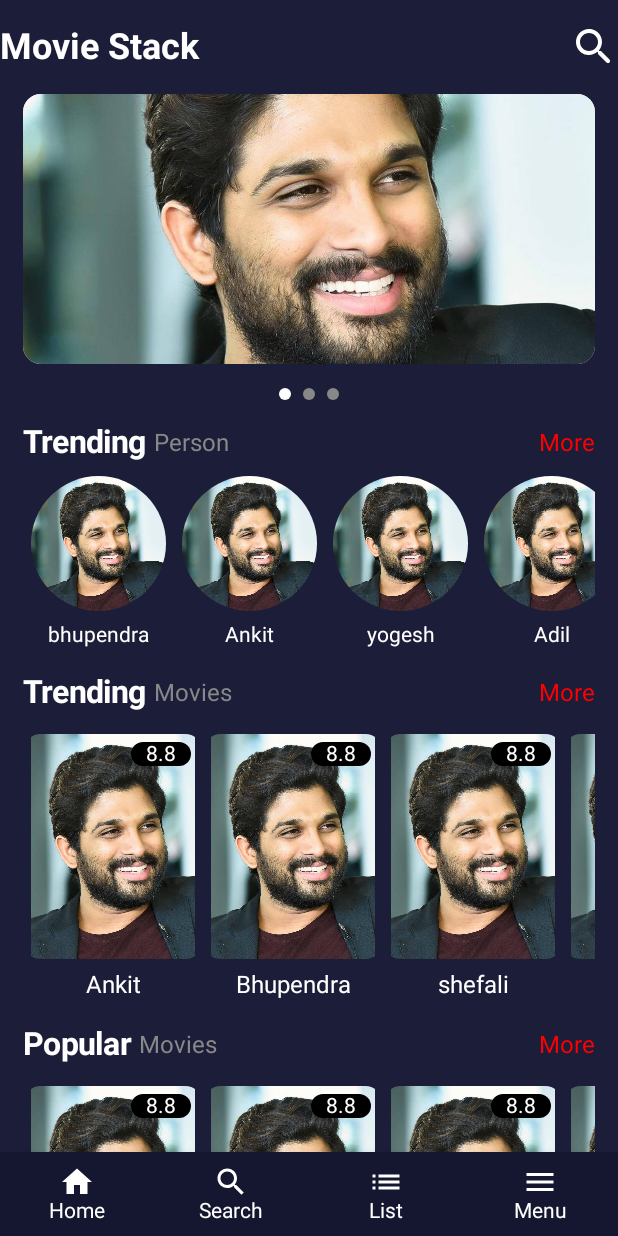
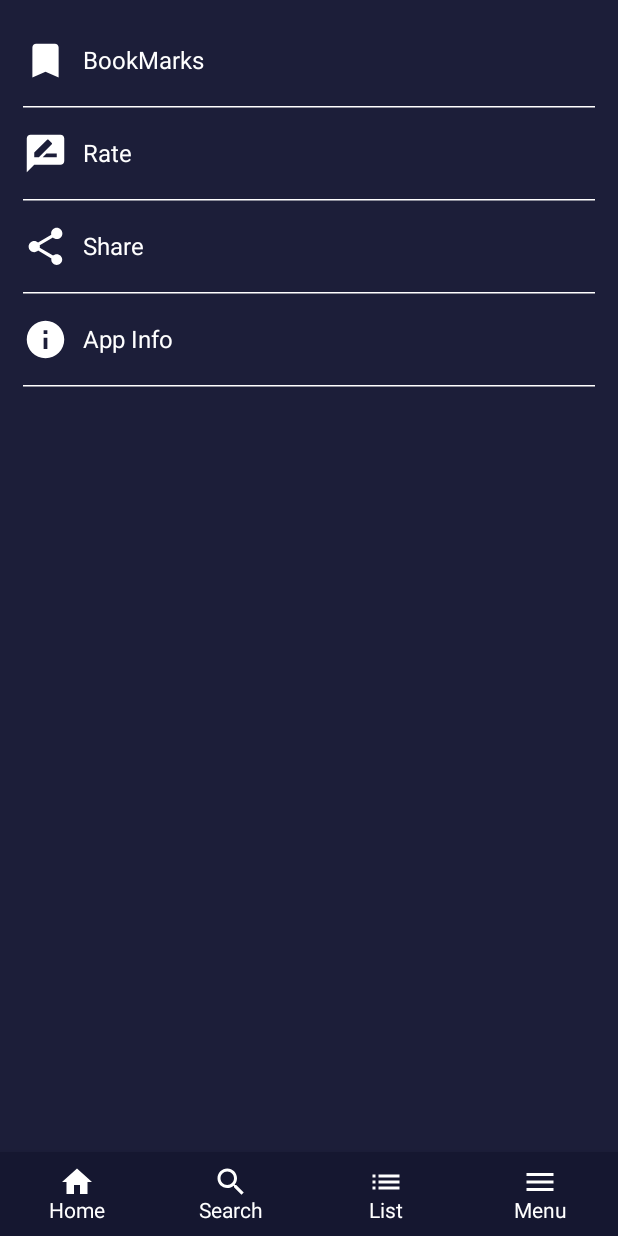
Before and after one commit to Bhupendrapatel98/Movie-Matrix, an Android app built with Jetpack Compose: the screen it shows after launch (MainActivity), item 4 of the bottom bar chosen, on a phone screen of 412 x 824 dp. Run offline under Robolectric (Android 15) with nearby library versions, the phone set to English and light mode, and no system bars; our stand-ins replace accompanist.

Commit message:
created menu page ui

```diff
--- a/app/src/main/java/com/app/moviematrix/MainActivity.kt
+++ b/app/src/main/java/com/app/moviematrix/MainActivity.kt
@@ -1,6 +1,7 @@
 package com.app.moviematrix
 
 import android.os.Bundle
+import android.view.Menu
 import androidx.activity.ComponentActivity
 import androidx.activity.compose.setContent
 import androidx.compose.foundation.background
@@ -25,6 +26,7 @@ import androidx.compose.runtime.remember
 import androidx.compose.runtime.setValue
 import androidx.compose.ui.Modifier
 import androidx.compose.ui.graphics.Color
+import androidx.compose.ui.input.key.Key.Companion.Menu
 import androidx.compose.ui.unit.dp
 import androidx.core.content.ContextCompat
 
@@ -105,7 +107,7 @@ class MainActivity : ComponentActivity() {
                     0 -> Home()
                     1 -> SearchPage()
                     2 -> MyList(this@MainActivity)
-                    3 -> Home()
+                    3 -> MenuPage()
                 }
             }
 
--- /dev/null
+++ b/app/src/main/java/com/app/moviematrix/MenuScreen.kt
@@ -0,0 +1,108 @@
+package com.app.moviematrix
+
+import androidx.compose.foundation.Image
+import androidx.compose.foundation.layout.Column
+import androidx.compose.foundation.layout.Row
+import androidx.compose.foundation.layout.fillMaxWidth
+import androidx.compose.foundation.layout.height
+import androidx.compose.foundation.layout.padding
+import androidx.compose.foundation.layout.size
+import androidx.compose.material.Text
+import androidx.compose.material.icons.Icons
+import androidx.compose.material.icons.filled.Info
+import androidx.compose.material.icons.filled.Share
+import androidx.compose.material.icons.rounded.FavoriteBorder
+import androidx.compose.material3.HorizontalDivider
+import androidx.compose.runtime.Composable
+import androidx.compose.ui.Alignment
+import androidx.compose.ui.Modifier
+import androidx.compose.ui.graphics.Color
+import androidx.compose.ui.graphics.ColorFilter
+import androidx.compose.ui.res.painterResource
+import androidx.compose.ui.unit.dp
+import androidx.compose.ui.unit.sp
+
+@Composable
+fun MenuPage() {
+
+    Column(Modifier.padding(top = 25.dp, start = 15.dp, end = 15.dp)) {
+        Row(verticalAlignment = Alignment.CenterVertically) {
+            Image(
+                painter = painterResource(id = R.drawable.ic_bookmark),
+                contentDescription = "BookMark",
+                modifier = Modifier.size(30.dp)
+            )
+            Text(
+                text = "BookMarks",
+                fontSize = 16.sp,
+                color = Color.White,
+                modifier = Modifier.padding(start = 10.dp)
+            )
+        }
+        HorizontalDivider(
+            color = Color.White, modifier = Modifier
+                .padding(vertical = 15.dp)
+                .height(1.dp)
+                .fillMaxWidth()
+        )
+        Row(verticalAlignment = Alignment.CenterVertically) {
+            Image(
+                painter = painterResource(id = R.drawable.ic_rate),
+                contentDescription = "Rate",
+                modifier = Modifier.size(30.dp)
+            )
+            Text(
+                text = "Rate",
+                fontSize = 16.sp,
+                color = Color.White,
+                modifier = Modifier.padding(start = 10.dp)
+            )
+        }
+        HorizontalDivider(
+            color = Color.White, modifier = Modifier
+                .padding(vertical = 15.dp)
+                .height(1.dp)
+                .fillMaxWidth()
+        )
+        Row(verticalAlignment = Alignment.CenterVertically) {
+            Image(
+                Icons.Default.Share,
+                colorFilter = ColorFilter.tint(Color.White),
+                contentDescription = "Share",
+                modifier = Modifier.size(30.dp)
+            )
+            Text(
+                text = "Share",
+                fontSize = 16.sp,
+                color = Color.White,
+                modifier = Modifier.padding(start = 10.dp)
+            )
+        }
+        HorizontalDivider(
+            color = Color.White, modifier = Modifier
+                .padding(vertical = 15.dp)
+                .height(1.dp)
+                .fillMaxWidth()
+        )
+        Row(verticalAlignment = Alignment.CenterVertically) {
+            Image(
+                Icons.Default.Info,
+                contentDescription = "BookMark",
+                modifier = Modifier.size(30.dp),
+                colorFilter = ColorFilter.tint(Color.White)
+            )
+            Text(
+                text = "App Info",
+                fontSize = 16.sp,
+                color = Color.White,
+                modifier = Modifier.padding(start = 10.dp)
+            )
+        }
+        HorizontalDivider(
+            color = Color.White, modifier = Modifier
+                .padding(vertical = 15.dp)
+                .height(1.dp)
+                .fillMaxWidth()
+        )
+    }
+}
--- /dev/null
+++ b/app/src/main/res/drawable-anydpi/ic_bookmark.xml
@@ -0,0 +1,11 @@
+<vector xmlns:android="http://schemas.android.com/apk/res/android"
+    android:width="24dp"
+    android:height="24dp"
+    android:viewportWidth="24"
+    android:viewportHeight="24"
+    android:tint="#FFFFFF"
+    android:alpha="0.8">
+  <path
+      android:fillColor="@android:color/white"
+      android:pathData="M17,3H7c-1.1,0 -1.99,0.9 -1.99,2L5,21l7,-3 7,3V5c0,-1.1 -0.9,-2 -2,-2z"/>
+</vector>
--- /dev/null
+++ b/app/src/main/res/drawable-anydpi/ic_rate.xml
@@ -0,0 +1,11 @@
+<vector xmlns:android="http://schemas.android.com/apk/res/android"
+    android:width="24dp"
+    android:height="24dp"
+    android:viewportWidth="24"
+    android:viewportHeight="24"
+    android:tint="#FFFFFF"
+    android:alpha="0.8">
+  <path
+      android:fillColor="@android:color/white"
+      android:pathData="M20,2L4,2c-1.1,0 -1.99,0.9 -1.99,2L2,22l4,-4h14c1.1,0 2,-0.9 2,-2L22,4c0,-1.1 -0.9,-2 -2,-2zM6,14v-2.47l6.88,-6.88c0.2,-0.2 0.51,-0.2 0.71,0l1.77,1.77c0.2,0.2 0.2,0.51 0,0.71L8.47,14L6,14zM18,14h-7.5l2,-2L18,12v2z"/>
+</vector>
```
Also changed, not shown: app/src/main/res/drawable-hdpi/ic_bookmark.png (added), app/src/main/res/drawable-hdpi/ic_rate.png (added), app/src/main/res/drawable-mdpi/ic_bookmark.png (added), app/src/main/res/drawable-mdpi/ic_rate.png (added), app/src/main/res/drawable-xhdpi/ic_bookmark.png (added), app/src/main/res/drawable-xhdpi/ic_rate.png (added), app/src/main/res/drawable-xxhdpi/ic_bookmark.png (added), app/src/main/res/drawable-xxhdpi/ic_rate.png (added).
